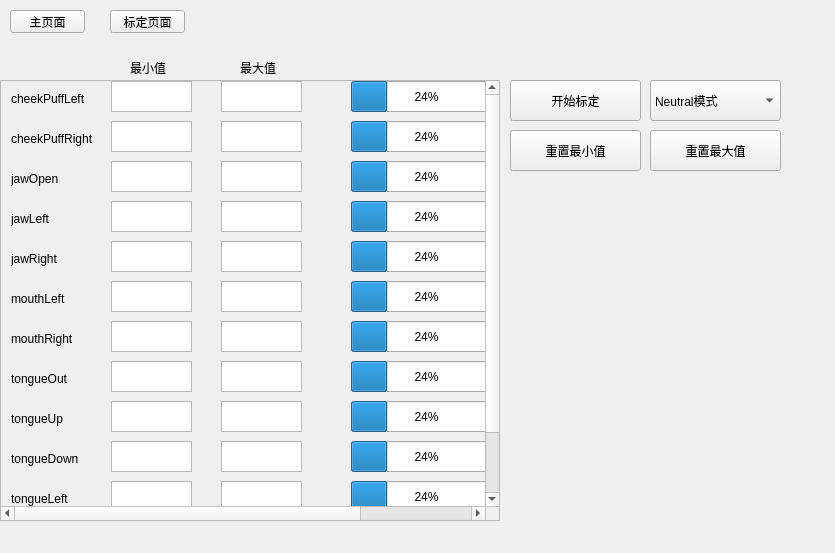
This is main_window.ui in paper-tei/paper_tracker as Qt 5 draws it before an edit. The edited form follows.
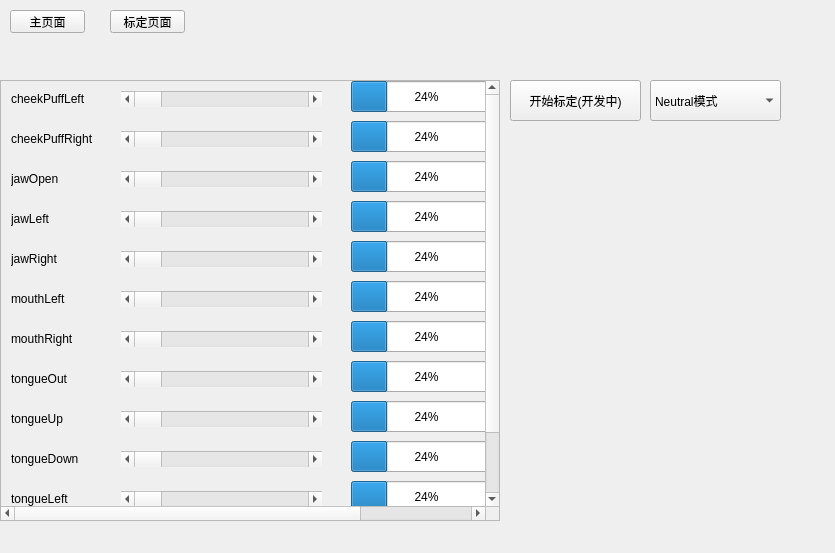
This is the edited form.

```diff
--- a/main_window.ui
+++ b/main_window.ui
@@ -242,32 +242,6 @@
     </widget>
    </widget>
    <widget class="QWidget" name="page_2">
-    <widget class="QLabel" name="label_3">
-     <property name="geometry">
-      <rect>
-       <x>130</x>
-       <y>10</y>
-       <width>53</width>
-       <height>15</height>
-      </rect>
-     </property>
-     <property name="text">
-      <string>最小值</string>
-     </property>
-    </widget>
-    <widget class="QLabel" name="label_4">
-     <property name="geometry">
-      <rect>
-       <x>240</x>
-       <y>10</y>
-       <width>53</width>
-       <height>15</height>
-      </rect>
-     </property>
-     <property name="text">
-      <string>最大值</string>
-     </property>
-    </widget>
     <widget class="QScrollArea" name="scrollArea">
      <property name="geometry">
       <rect>
@@ -293,7 +267,7 @@
       <property name="geometry">
        <rect>
         <x>0</x>
-        <y>0</y>
+        <y>-73</y>
         <width>639</width>
         <height>500</height>
        </rect>
@@ -304,36 +278,6 @@
         <height>500</height>
        </size>
       </property>
-      <widget class="QPlainTextEdit" name="CheekPullRightMax">
-       <property name="geometry">
-        <rect>
-         <x>220</x>
-         <y>40</y>
-         <width>81</width>
-         <height>31</height>
-        </rect>
-       </property>
-      </widget>
-      <widget class="QPlainTextEdit" name="TongueUpMax">
-       <property name="geometry">
-        <rect>
-         <x>220</x>
-         <y>320</y>
-         <width>81</width>
-         <height>31</height>
-        </rect>
-       </property>
-      </widget>
-      <widget class="QPlainTextEdit" name="TongueOutMax">
-       <property name="geometry">
-        <rect>
-         <x>220</x>
-         <y>280</y>
-         <width>81</width>
-         <height>31</height>
-        </rect>
-       </property>
-      </widget>
       <widget class="QLabel" name="label_5">
        <property name="geometry">
         <rect>
@@ -347,16 +291,6 @@
         <string>cheekPuffLeft</string>
        </property>
       </widget>
-      <widget class="QPlainTextEdit" name="CheekPullLeftMax">
-       <property name="geometry">
-        <rect>
-         <x>220</x>
-         <y>0</y>
-         <width>81</width>
-         <height>31</height>
-        </rect>
-       </property>
-      </widget>
       <widget class="QLabel" name="label_10">
        <property name="geometry">
         <rect>
@@ -409,46 +343,6 @@
         <string>tongueLeft</string>
        </property>
       </widget>
-      <widget class="QPlainTextEdit" name="JawLeftMax">
-       <property name="geometry">
-        <rect>
-         <x>220</x>
-         <y>120</y>
-         <width>81</width>
-         <height>31</height>
-        </rect>
-       </property>
-      </widget>
-      <widget class="QPlainTextEdit" name="TongueUpMin">
-       <property name="geometry">
-        <rect>
-         <x>110</x>
-         <y>320</y>
-         <width>81</width>
-         <height>31</height>
-        </rect>
-       </property>
-      </widget>
-      <widget class="QPlainTextEdit" name="TongueLeftMax">
-       <property name="geometry">
-        <rect>
-         <x>220</x>
-         <y>400</y>
-         <width>81</width>
-         <height>31</height>
-        </rect>
-       </property>
-      </widget>
-      <widget class="QPlainTextEdit" name="TongueDownMax">
-       <property name="geometry">
-        <rect>
-         <x>220</x>
-         <y>360</y>
-         <width>81</width>
-         <height>31</height>
-        </rect>
-       </property>
-      </widget>
       <widget class="QLabel" name="label_7">
        <property name="geometry">
         <rect>
@@ -462,46 +356,6 @@
         <string>jawOpen</string>
        </property>
       </widget>
-      <widget class="QPlainTextEdit" name="MouthRightMax">
-       <property name="geometry">
-        <rect>
-         <x>220</x>
-         <y>240</y>
-         <width>81</width>
-         <height>31</height>
-        </rect>
-       </property>
-      </widget>
-      <widget class="QPlainTextEdit" name="TongueOutMin">
-       <property name="geometry">
-        <rect>
-         <x>110</x>
-         <y>280</y>
-         <width>81</width>
-         <height>31</height>
-        </rect>
-       </property>
-      </widget>
-      <widget class="QPlainTextEdit" name="TongueDownMin">
-       <property name="geometry">
-        <rect>
-         <x>110</x>
-         <y>360</y>
-         <width>81</width>
-         <height>31</height>
-        </rect>
-       </property>
-      </widget>
-      <widget class="QPlainTextEdit" name="JawRightMax">
-       <property name="geometry">
-        <rect>
-         <x>220</x>
-         <y>160</y>
-         <width>81</width>
-         <height>31</height>
-        </rect>
-       </property>
-      </widget>
       <widget class="QLabel" name="label_11">
        <property name="geometry">
         <rect>
@@ -515,16 +369,6 @@
         <string>mouthRight</string>
        </property>
       </widget>
-      <widget class="QPlainTextEdit" name="JawLeftMin">
-       <property name="geometry">
-        <rect>
-         <x>110</x>
-         <y>120</y>
-         <width>81</width>
-         <height>31</height>
-        </rect>
-       </property>
-      </widget>
       <widget class="QLabel" name="label_9">
        <property name="geometry">
         <rect>
@@ -538,26 +382,6 @@
         <string>jawRight</string>
        </property>
       </widget>
-      <widget class="QPlainTextEdit" name="CheekPullRightMin">
-       <property name="geometry">
-        <rect>
-         <x>110</x>
-         <y>40</y>
-         <width>81</width>
-         <height>31</height>
-        </rect>
-       </property>
-      </widget>
-      <widget class="QPlainTextEdit" name="JawOpenMin">
-       <property name="geometry">
-        <rect>
-         <x>110</x>
-         <y>80</y>
-         <width>81</width>
-         <height>31</height>
-        </rect>
-       </property>
-      </widget>
       <widget class="QLabel" name="label_14">
        <property name="geometry">
         <rect>
@@ -571,26 +395,6 @@
         <string>tongueDown</string>
        </property>
       </widget>
-      <widget class="QPlainTextEdit" name="JawRightMin">
-       <property name="geometry">
-        <rect>
-         <x>110</x>
-         <y>160</y>
-         <width>81</width>
-         <height>31</height>
-        </rect>
-       </property>
-      </widget>
-      <widget class="QPlainTextEdit" name="MouthLeftMax">
-       <property name="geometry">
-        <rect>
-         <x>220</x>
-         <y>200</y>
-         <width>81</width>
-         <height>31</height>
-        </rect>
-       </property>
-      </widget>
       <widget class="QLabel" name="label_8">
        <property name="geometry">
         <rect>
@@ -604,46 +408,6 @@
         <string>jawLeft</string>
        </property>
       </widget>
-      <widget class="QPlainTextEdit" name="CheekPullLeftMin">
-       <property name="geometry">
-        <rect>
-         <x>110</x>
-         <y>0</y>
-         <width>81</width>
-         <height>31</height>
-        </rect>
-       </property>
-      </widget>
-      <widget class="QPlainTextEdit" name="MouthLeftMin">
-       <property name="geometry">
-        <rect>
-         <x>110</x>
-         <y>200</y>
-         <width>81</width>
-         <height>31</height>
-        </rect>
-       </property>
-      </widget>
-      <widget class="QPlainTextEdit" name="MouthRightMin">
-       <property name="geometry">
-        <rect>
-         <x>110</x>
-         <y>240</y>
-         <width>81</width>
-         <height>31</height>
-        </rect>
-       </property>
-      </widget>
-      <widget class="QPlainTextEdit" name="JawOpenMax">
-       <property name="geometry">
-        <rect>
-         <x>220</x>
-         <y>80</y>
-         <width>81</width>
-         <height>31</height>
-        </rect>
-       </property>
-      </widget>
       <widget class="QLabel" name="label_12">
        <property name="geometry">
         <rect>
@@ -657,16 +421,6 @@
         <string>tongueOut</string>
        </property>
       </widget>
-      <widget class="QPlainTextEdit" name="TongueLeftMin">
-       <property name="geometry">
-        <rect>
-         <x>110</x>
-         <y>400</y>
-         <width>81</width>
-         <height>31</height>
-        </rect>
-       </property>
-      </widget>
       <widget class="QLabel" name="label_31">
        <property name="geometry">
         <rect>
@@ -856,6 +610,162 @@
         <number>24</number>
        </property>
       </widget>
+      <widget class="QScrollBar" name="CheekPuffLeftBar">
+       <property name="geometry">
+        <rect>
+         <x>120</x>
+         <y>10</y>
+         <width>201</width>
+         <height>16</height>
+        </rect>
+       </property>
+       <property name="orientation">
+        <enum>Qt::Orientation::Horizontal</enum>
+       </property>
+      </widget>
+      <widget class="QScrollBar" name="CheekPuffRightBar">
+       <property name="geometry">
+        <rect>
+         <x>120</x>
+         <y>50</y>
+         <width>201</width>
+         <height>16</height>
+        </rect>
+       </property>
+       <property name="orientation">
+        <enum>Qt::Orientation::Horizontal</enum>
+       </property>
+      </widget>
+      <widget class="QScrollBar" name="JawOpenBar">
+       <property name="geometry">
+        <rect>
+         <x>120</x>
+         <y>90</y>
+         <width>201</width>
+         <height>16</height>
+        </rect>
+       </property>
+       <property name="orientation">
+        <enum>Qt::Orientation::Horizontal</enum>
+       </property>
+      </widget>
+      <widget class="QScrollBar" name="JawLeftBar">
+       <property name="geometry">
+        <rect>
+         <x>120</x>
+         <y>130</y>
+         <width>201</width>
+         <height>16</height>
+        </rect>
+       </property>
+       <property name="orientation">
+        <enum>Qt::Orientation::Horizontal</enum>
+       </property>
+      </widget>
+      <widget class="QScrollBar" name="MouthLeftBar">
+       <property name="geometry">
+        <rect>
+         <x>120</x>
+         <y>210</y>
+         <width>201</width>
+         <height>16</height>
+        </rect>
+       </property>
+       <property name="orientation">
+        <enum>Qt::Orientation::Horizontal</enum>
+       </property>
+      </widget>
+      <widget class="QScrollBar" name="JawRightBar">
+       <property name="geometry">
+        <rect>
+         <x>120</x>
+         <y>170</y>
+         <width>201</width>
+         <height>16</height>
+        </rect>
+       </property>
+       <property name="orientation">
+        <enum>Qt::Orientation::Horizontal</enum>
+       </property>
+      </widget>
+      <widget class="QScrollBar" name="TongueOutBar">
+       <property name="geometry">
+        <rect>
+         <x>120</x>
+         <y>290</y>
+         <width>201</width>
+         <height>16</height>
+        </rect>
+       </property>
+       <property name="orientation">
+        <enum>Qt::Orientation::Horizontal</enum>
+       </property>
+      </widget>
+      <widget class="QScrollBar" name="MouthRightBar">
+       <property name="geometry">
+        <rect>
+         <x>120</x>
+         <y>250</y>
+         <width>201</width>
+         <height>16</height>
+        </rect>
+       </property>
+       <property name="orientation">
+        <enum>Qt::Orientation::Horizontal</enum>
+       </property>
+      </widget>
+      <widget class="QScrollBar" name="TongueDownBar">
+       <property name="geometry">
+        <rect>
+         <x>120</x>
+         <y>370</y>
+         <width>201</width>
+         <height>16</height>
+        </rect>
+       </property>
+       <property name="orientation">
+        <enum>Qt::Orientation::Horizontal</enum>
+       </property>
+      </widget>
+      <widget class="QScrollBar" name="TongueUpBar">
+       <property name="geometry">
+        <rect>
+         <x>120</x>
+         <y>330</y>
+         <width>201</width>
+         <height>16</height>
+        </rect>
+       </property>
+       <property name="orientation">
+        <enum>Qt::Orientation::Horizontal</enum>
+       </property>
+      </widget>
+      <widget class="QScrollBar" name="TongueRightBar">
+       <property name="geometry">
+        <rect>
+         <x>120</x>
+         <y>450</y>
+         <width>201</width>
+         <height>16</height>
+        </rect>
+       </property>
+       <property name="orientation">
+        <enum>Qt::Orientation::Horizontal</enum>
+       </property>
+      </widget>
+      <widget class="QScrollBar" name="TongueLeftBar">
+       <property name="geometry">
+        <rect>
+         <x>120</x>
+         <y>410</y>
+         <width>201</width>
+         <height>16</height>
+        </rect>
+       </property>
+       <property name="orientation">
+        <enum>Qt::Orientation::Horizontal</enum>
+       </property>
+      </widget>
      </widget>
     </widget>
     <widget class="QPushButton" name="StartCalibrationButton">
@@ -868,7 +778,7 @@
       </rect>
      </property>
      <property name="text">
-      <string>开始标定</string>
+      <string>开始标定(开发中)</string>
      </property>
     </widget>
     <widget class="QComboBox" name="CalibrationModeComboBox">
@@ -891,32 +801,6 @@
       </property>
      </item>
     </widget>
-    <widget class="QPushButton" name="ResetMaxButton">
-     <property name="geometry">
-      <rect>
-       <x>650</x>
-       <y>80</y>
-       <width>131</width>
-       <height>41</height>
-      </rect>
-     </property>
-     <property name="text">
-      <string>重置最大值</string>
-     </property>
-    </widget>
-    <widget class="QPushButton" name="ResetMinButton">
-     <property name="geometry">
-      <rect>
-       <x>510</x>
-       <y>80</y>
-       <width>131</width>
-       <height>41</height>
-      </rect>
-     </property>
-     <property name="text">
-      <string>重置最小值</string>
-     </property>
-    </widget>
     <widget class="QLabel" name="ImageLabelCal">
      <property name="geometry">
       <rect>
```
Left out of the diff: 20 changed lines with no effect on the pictures.
